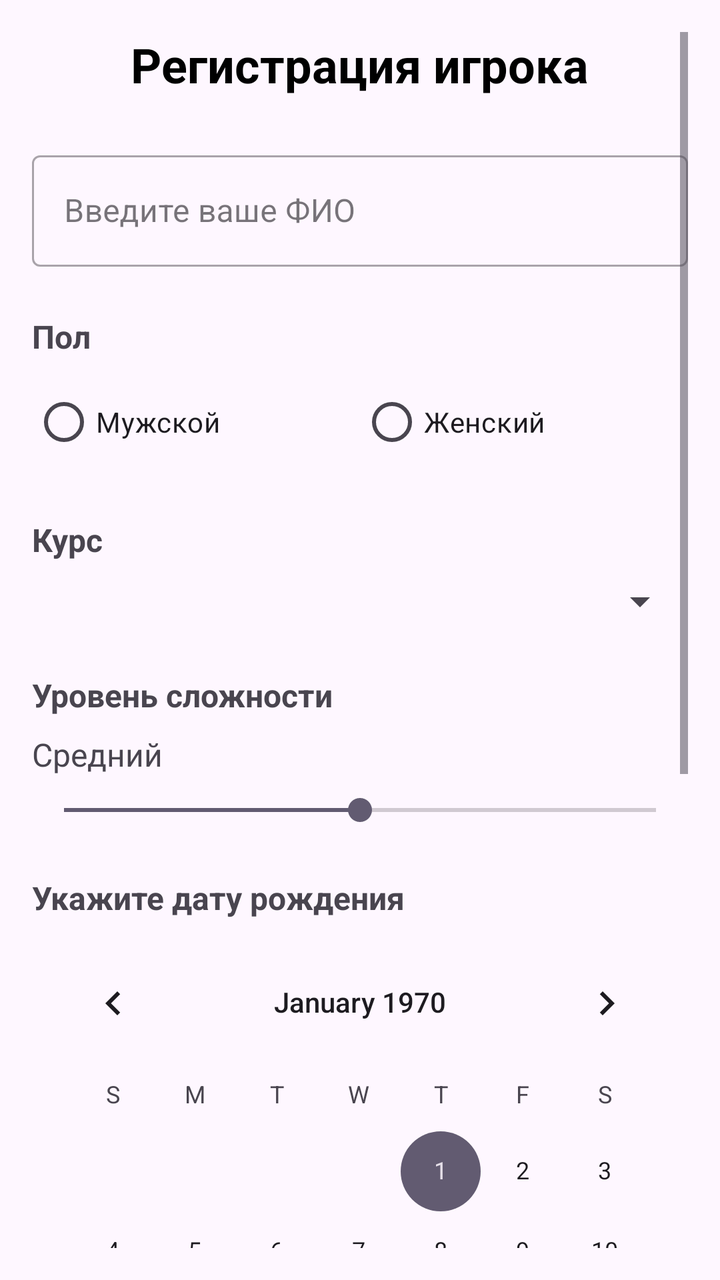
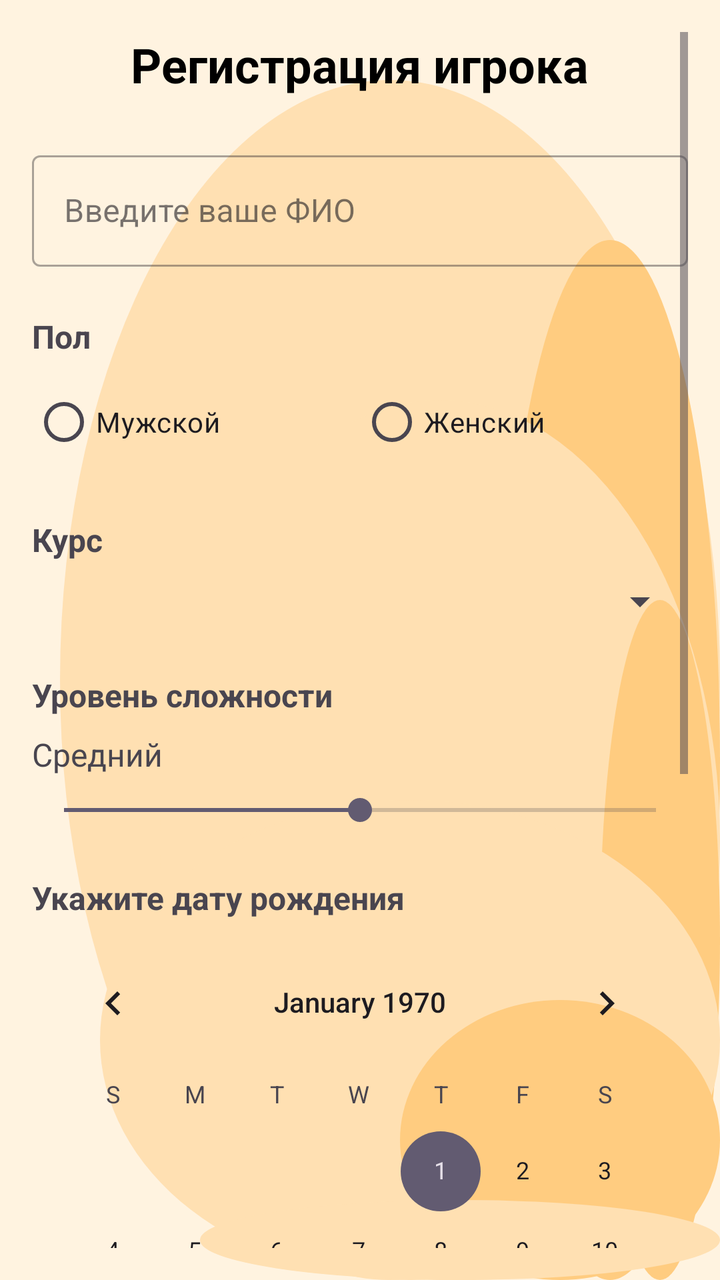

The first picture is an Android layout as it rendered before a commit; the second is the same layout after the commit. The layout source and the unified diff follow.
<!-- AndroidManifest.xml: application theme Theme.Bugs -->
<!-- res/layout/fragment_registration.xml -->
<?xml version="1.0" encoding="utf-8"?>
<ScrollView xmlns:android="http://schemas.android.com/apk/res/android"
    xmlns:tools="http://schemas.android.com/tools"
    android:layout_width="match_parent"
    android:layout_height="match_parent"
    android:padding="16dp"
    android:fitsSystemWindows="true"
    tools:context=".MainActivity">

    <LinearLayout
        android:layout_width="match_parent"
        android:layout_height="wrap_content"
        android:orientation="vertical"
        android:gravity="center_horizontal">

        <TextView
            android:layout_width="wrap_content"
            android:layout_height="wrap_content"
            android:text="Регистрация игрока"
            android:textSize="24sp"
            android:textStyle="bold"
            android:layout_marginBottom="24dp"
            android:textColor="@android:color/black" />

        
        <com.google.android.material.textfield.TextInputLayout
            android:layout_width="match_parent"
            android:layout_height="wrap_content"
            android:layout_marginBottom="16dp"
            style="@style/Widget.MaterialComponents.TextInputLayout.OutlinedBox">

            <com.google.android.material.textfield.TextInputEditText
                android:id="@+id/etFullName"
                android:layout_width="match_parent"
                android:layout_height="wrap_content"
                android:hint="Введите ваше ФИО"
                android:inputType="textPersonName" />

        </com.google.android.material.textfield.TextInputLayout>


        
        <TextView
            android:layout_width="match_parent"
            android:layout_height="wrap_content"
            android:text="Пол"
            android:textSize="16sp"
            android:textStyle="bold"
            android:layout_marginTop="8dp"
            android:layout_marginBottom="8dp" />

        <RadioGroup
            android:id="@+id/rgGender"
            android:layout_width="match_parent"
            android:layout_height="wrap_content"
            android:orientation="horizontal"
            android:layout_marginBottom="16dp">

            <RadioButton
                android:id="@+id/rbMale"
                android:layout_width="0dp"
                android:layout_height="wrap_content"
                android:layout_weight="1"
                android:text="Мужской" />

            <RadioButton
                android:id="@+id/rbFemale"
                android:layout_width="0dp"
                android:layout_height="wrap_content"
                android:layout_weight="1"
                android:text="Женский" />


        </RadioGroup>

        
        <TextView
            android:layout_width="match_parent"
            android:layout_height="wrap_content"
            android:text="Курс"
            android:textSize="16sp"
            android:textStyle="bold"
            android:layout_marginTop="8dp"
            android:layout_marginBottom="8dp" />

        <Spinner
            android:id="@+id/spinnerCourse"
            android:layout_width="match_parent"
            android:layout_height="wrap_content"
            android:layout_marginBottom="16dp" />

        
        <TextView
            android:layout_width="match_parent"
            android:layout_height="wrap_content"
            android:text="Уровень сложности"
            android:textSize="16sp"
            android:textStyle="bold"
            android:layout_marginTop="8dp"
            android:layout_marginBottom="8dp" />

        <TextView
            android:id="@+id/tvDifficultyValue"
            android:layout_width="match_parent"
            android:layout_height="wrap_content"
            android:text="Средний"
            android:textAlignment="center"
            android:textSize="16sp"
            android:layout_marginBottom="8dp" />

        <SeekBar
            android:id="@+id/seekBarDifficulty"
            android:layout_width="match_parent"
            android:layout_height="wrap_content"
            android:max="10"
            android:progress="5"
            android:layout_marginBottom="16dp"/>

        
        <TextView
            android:layout_width="match_parent"
            android:layout_height="wrap_content"
            android:text="Укажите дату рождения"
            android:textSize="16sp"
            android:textStyle="bold"
            android:layout_marginTop="8dp"
            android:layout_marginBottom="8dp" />

        <CalendarView
            android:id="@+id/calendarView"
            android:layout_width="match_parent"
            android:layout_height="wrap_content"
            android:layout_marginBottom="16dp" />


        
        <Button
            android:id="@+id/btnSave"
            android:layout_width="match_parent"
            android:layout_height="wrap_content"
            android:text="Сохранить данные"
            android:layout_marginTop="16dp"
            android:layout_marginBottom="16dp"/>

        
        <TextView
            android:id="@+id/tvResult"
            android:layout_width="match_parent"
            android:layout_height="wrap_content"
            android:padding="16dp"
            android:background="@android:drawable/editbox_background"
            android:textSize="14sp"
            android:text="Заполните форму и нажмите Сохранить"/>

        
        <ImageView
            android:id="@+id/ivZodiac"
            android:layout_width="80dp"
            android:layout_height="80dp"
            android:layout_marginTop="16dp"
            android:contentDescription="ЗЗ"
            />
    </LinearLayout>
</ScrollView>
<!-- resources referenced by this layout -->
<resources>
  <style name="Theme.Bugs" parent="Base.Theme.Bugs" />
  <style name="Base.Theme.Bugs" parent="Theme.Material3.DayNight.NoActionBar">
          
          
      </style>
</resources>

<!-- the commit's change to res/layout/fragment_registration.xml (unified diff, before → after) -->
@@ -5,6 +5,7 @@
     android:layout_height="match_parent"
     android:padding="16dp"
     android:fitsSystemWindows="true"
+    android:background="@drawable/orange_bubbles_bg"
     tools:context=".MainActivity">
 
     <LinearLayout
@@ -140,7 +141,10 @@
             android:layout_height="wrap_content"
             android:text="Сохранить данные"
             android:layout_marginTop="16dp"
-            android:layout_marginBottom="16dp"/>
+            android:layout_marginBottom="16dp"
+            android:backgroundTint="#ff9800"
+            android:textColor="@color/black"/>
+
 
         
         <TextView
<!-- resource entries referenced after the edit -->
@@ -1,5 +1,7 @@
 <!-- resources referenced by this layout -->
 <resources>
+  <color name="black">#FF000000</color>
+  <!-- drawable orange_bubbles_bg: vector/xml drawable (drawable, 2320 chars, omitted) -->
   <style name="Theme.Bugs" parent="Base.Theme.Bugs" />
   <style name="Base.Theme.Bugs" parent="Theme.Material3.DayNight.NoActionBar">
           
